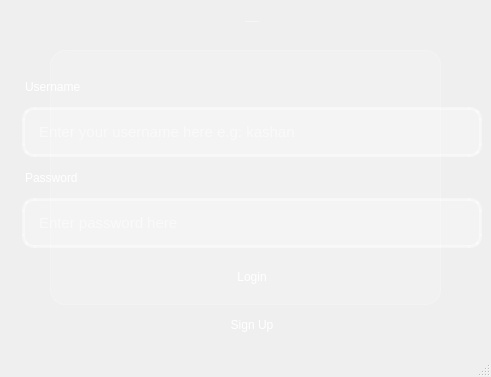
This is Experiment/mainwindow.ui in hassanshakil22/QT-E-voting as Qt 5 draws it before an edit. The edited form follows.
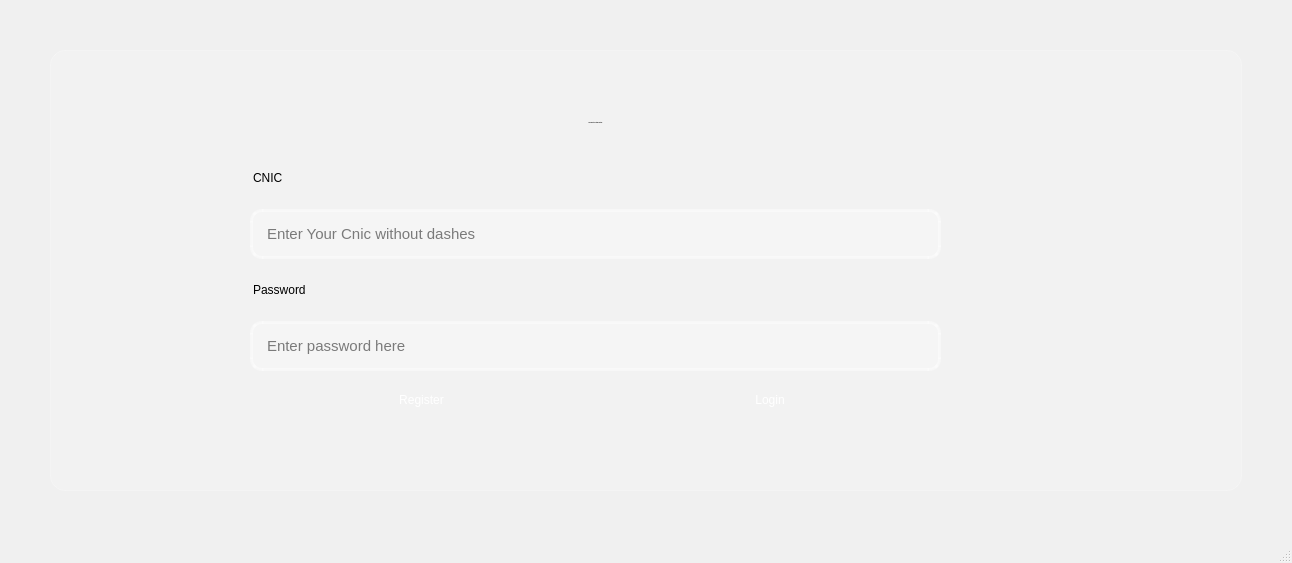
This is the edited form. Icons and pictures are not drawn.

Commit message: login and sign up  done

The edit to the form file:
```diff
--- a/Experiment/mainwindow.ui
+++ b/Experiment/mainwindow.ui
@@ -6,8 +6,8 @@
    <rect>
     <x>0</x>
     <y>0</y>
-    <width>491</width>
-    <height>377</height>
+    <width>1292</width>
+    <height>563</height>
    </rect>
   </property>
   <property name="minimumSize">
@@ -32,10 +32,7 @@
     min-width: 300px;
 }
 QMainWindow {
-    
-	background-image: url(:/New folder/WhatsApp Image 2025-04-04 at 10.06.00 PM.jpeg);
-    background-position: center;
-    background-repeat: no-repeat;
+    background-color: #f0f0f0; /* Changed to a solid background color */
 }
 
 /* Central container with glass morphism effect */
@@ -50,7 +47,7 @@
 /* Title label */
 #welcome_label {
     font: bold 28px &quot;Segoe UI&quot;, Arial;
-    color: white;
+    color: black; /* Changed to black */
     letter-spacing: 2px;
     text-transform: uppercase;
     qproperty-alignment: 'AlignCenter';
@@ -60,7 +57,7 @@
 /* Form labels */
 QLabel {
     font: bold 16px &quot;Segoe UI&quot;;
-    color: white;
+    color: black; /* Changed to black */
     margin-bottom: 2px;
 }
 
@@ -70,7 +67,7 @@
     border: 3px solid rgba(255, 255, 255, 0.4);
     border-radius: 12px;
     padding: 12px;
-    color: white;
+    color: black; /* Changed to black */
     font-size: 15px;
     margin-bottom: 2px;
     selection-background-color: #4facfe;
@@ -98,7 +95,6 @@
                               stop:0 #00f2fe, stop:1 #4facfe);
 }
 
-
 /* Login container */
 #login_container {
     background: rgba(255, 255, 255, 0.1);
@@ -111,13 +107,22 @@
 #logo_label {
     qproperty-alignment: 'AlignCenter';
     margin-bottom: 15px;
-    qproperty-pixmap: url(:/icons/app_logo.png);}
-
+    qproperty-pixmap: url(:/icons/app_logo.png);
+}
 </string>
   </property>
   <widget class="QWidget" name="centralwidget">
-   <layout class="QGridLayout" name="gridLayout">
-    <item row="0" column="1">
+   <widget class="QWidget" name="verticalLayoutWidget">
+    <property name="geometry">
+     <rect>
+      <x>250</x>
+      <y>100</y>
+      <width>691</width>
+      <height>321</height>
+     </rect>
+    </property>
+    <layout class="QVBoxLayout" name="verticalLayout_2">
+     <item>
      <widget class="QLabel" name="log_label">
       <property name="font">
        <font>
@@ -138,55 +143,24 @@
       </property>
      </widget>
     </item>
-    <item row="6" column="1">
-     <widget class="QPushButton" name="login_btn">
-      <property name="text">
-       <string>Login</string>
-      </property>
-     </widget>
-    </item>
-    <item row="5" column="1">
-     <widget class="QLineEdit" name="pas_line">
-      <property name="echoMode">
-       <enum>QLineEdit::EchoMode::Password</enum>
-      </property>
-      <property name="placeholderText">
-       <string>Enter password here</string>
-      </property>
-     </widget>
-    </item>
-    <item row="3" column="1">
-     <widget class="QLineEdit" name="user_line">
-      <property name="placeholderText">
-       <string>Enter your username here e.g: kashan</string>
-      </property>
-     </widget>
-    </item>
-    <item row="2" column="1">
+     <item>
      <widget class="QLabel" name="label">
       <property name="text">
-       <string>Username</string>
+        <string>CNIC</string>
       </property>
      </widget>
     </item>
-    <item row="0" column="0" rowspan="8">
-     <widget class="QLabel" name="label_3">
+     <item>
+      <widget class="QLineEdit" name="cnic_field">
       <property name="text">
        <string/>
       </property>
-      <property name="pixmap">
-       <pixmap>irec/360_F_527147254_oly8dgVuBi0KAY0KM96sxVdtaQw16jpM.jpg</pixmap>
+       <property name="placeholderText">
+        <string>Enter Your Cnic without dashes </string>
       </property>
      </widget>
     </item>
-    <item row="7" column="1">
-     <widget class="QPushButton" name="signup_btn">
-      <property name="text">
-       <string>Sign Up</string>
-      </property>
-     </widget>
-    </item>
-    <item row="4" column="1">
+     <item>
      <widget class="QLabel" name="label_2">
       <property name="styleSheet">
        <string notr="true">QMainWindow {
@@ -200,7 +174,51 @@
       </property>
      </widget>
     </item>
-   </layout>
+     <item>
+      <widget class="QLineEdit" name="pass_field">
+       <property name="echoMode">
+        <enum>QLineEdit::EchoMode::Password</enum>
+       </property>
+       <property name="placeholderText">
+        <string>Enter password here</string>
+       </property>
+      </widget>
+     </item>
+     <item>
+      <layout class="QHBoxLayout" name="horizontalLayout">
+       <item>
+        <widget class="QPushButton" name="signup_btn">
+         <property name="text">
+          <string>Register</string>
+         </property>
+        </widget>
+       </item>
+       <item>
+        <widget class="QPushButton" name="login_btn">
+         <property name="enabled">
+          <bool>true</bool>
+         </property>
+         <property name="minimumSize">
+          <size>
+           <width>168</width>
+           <height>0</height>
+          </size>
+         </property>
+         <property name="baseSize">
+          <size>
+           <width>0</width>
+           <height>0</height>
+          </size>
+         </property>
+         <property name="text">
+          <string>Login</string>
+         </property>
+        </widget>
+       </item>
+      </layout>
+     </item>
+    </layout>
+   </widget>
   </widget>
   <widget class="QMenuBar" name="menubar">
    <property name="geometry">
```
Left out of the diff: 4 changed lines with no effect on the pictures. Lines whose indentation alone changed are shown as unchanged. The commit also changes 508 other files.
